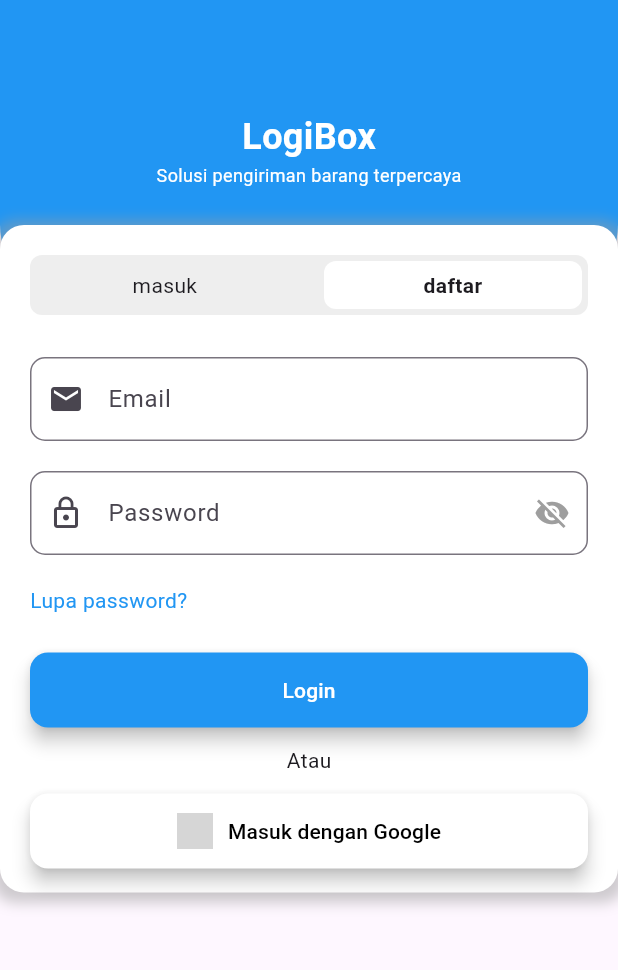
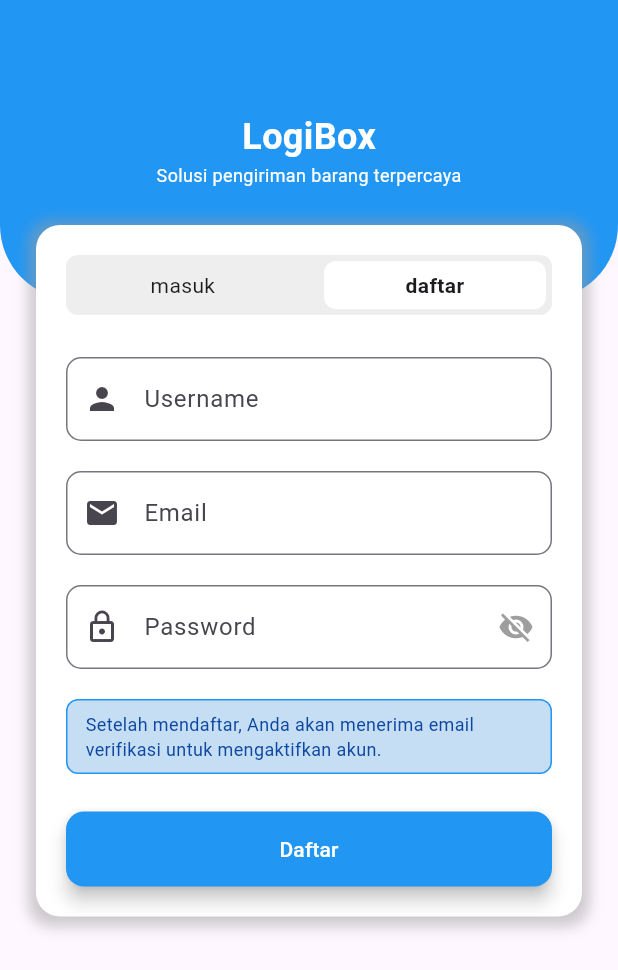
Before and after one commit to veswwaaa/ajiMashudi, a Flutter app: the screen it shows after launch, after a tap on "daftar", on a phone screen of 412 x 824 dp. Shown: the top 970 px of the screen. Run offline on Flutter 3.47's test engine with Material 3 defaults, Android fonts, the phone set to English and light mode, and no system bars; our stand-ins replace cloud_firestore, dotted_border, firebase_auth, firebase_core, firebase_database, go_router and 1 more; accounts and stored records are empty; network calls fail; grey boxes are pictures that could not be loaded.

Commit message:
FORM LOGIN REGIST KELAR DIKIT.

```diff
--- a/lib/screens/login_page_screen.dart
+++ b/lib/screens/login_page_screen.dart
@@ -4,6 +4,7 @@ import 'package:go_router/go_router.dart';
 import 'package:firebase_auth/firebase_auth.dart';
 import 'package:cloud_firestore/cloud_firestore.dart';
 import 'package:ajimashudi/providers/auth_provider.dart';
+import 'package:dotted_border/dotted_border.dart';
 
 class LoginPage extends StatefulWidget {
   const LoginPage({super.key});
@@ -22,6 +23,231 @@ class _LoginPageState extends State<LoginPage> {
     _usernameController.dispose();
     _passwordController.dispose();
     super.dispose();
+  }
+
+  // ======================= NEH FORM LOGIN NYOOOO !!!=====================
+  Widget _buildLoginForm() {
+    return Column(
+      children: [
+        SizedBox(height: 28),
+        TextField(
+          controller: _usernameController,
+          decoration: InputDecoration(
+            labelText: 'Email',
+            prefixIcon: Icon(Icons.email),
+            floatingLabelStyle: TextStyle(color: Colors.blue),
+            focusedBorder: OutlineInputBorder(
+              borderRadius: BorderRadius.circular(10),
+              borderSide: BorderSide(color: Colors.blue, width: 1.7),
+            ),
+            border: OutlineInputBorder(borderRadius: BorderRadius.circular(10)),
+          ),
+        ),
+        SizedBox(height: 20),
+        TextField(
+          controller: _passwordController,
+          obscureText: _obscurePassword,
+          decoration: InputDecoration(
+            floatingLabelStyle: TextStyle(color: Colors.blue),
+            labelText: 'Password',
+            prefixIcon: Icon(Icons.lock_outline),
+            suffixIcon: IconButton(
+              icon: Icon(
+                _obscurePassword ? Icons.visibility_off : Icons.visibility,
+                color: Colors.grey,
+              ),
+              onPressed: () {
+                setState(() {
+                  _obscurePassword = !_obscurePassword;
+                });
+              },
+            ),
+            focusedBorder: OutlineInputBorder(
+              borderRadius: BorderRadius.circular(10),
+              borderSide: BorderSide(color: Colors.blue, width: 1.7),
+            ),
+            border: OutlineInputBorder(borderRadius: BorderRadius.circular(10)),
+          ),
+        ),
+        SizedBox(height: 20),
+        Align(
+          alignment: Alignment.centerLeft,
+          child: Text('Lupa password?', style: TextStyle(color: Colors.blue)),
+        ),
+        SizedBox(height: 25),
+        ElevatedButton(
+          style: ElevatedButton.styleFrom(
+            fixedSize: const Size(400, 50),
+
+            shape: RoundedRectangleBorder(
+              borderRadius: BorderRadius.circular(12),
+            ),
+
+            backgroundColor: Colors.blue,
+            foregroundColor: Colors.white,
+
+            elevation: 5,
+          ),
+          onPressed: () async {
+            final login = await loginUser(
+              _usernameController.text,
+              _passwordController.text,
+            );
+            if (login['success'] == true) {
+              (['user', 'admin', 'driver'].contains(login['role']))
+                  ? context.go('/${login['role']}')
+                  : print('Unknown role');
+            } else {
+              print(login['error']);
+            }
+          },
+          child: Text('Login'),
+        ),
+        SizedBox(height: 12),
+
+        Text('Atau'),
+
+        SizedBox(height: 12),
+        ElevatedButton(
+          style: ElevatedButton.styleFrom(
+            fixedSize: const Size(400, 50),
+
+            shape: RoundedRectangleBorder(
+              borderRadius: BorderRadius.circular(12),
+            ),
+
+            backgroundColor: Colors.white,
+            foregroundColor: Colors.black,
+
+            elevation: 5,
+          ),
+          onPressed: () {
+            // HANDLE LOGIN GOOGLENYA DI SINI YA KEFIN
+          },
+          child: Row(
+            mainAxisSize: MainAxisSize.min,
+            children: [
+              Image.network(
+                'https://upload.wikimedia.org/wikipedia/commons/0/09/IOS_Google_icon.png',
+                height: 24,
+              ),
+              SizedBox(width: 10),
+              Text('Masuk dengan Google'),
+            ],
+          ),
+        ),
+      ],
+    );
+  }
+
+  //================== INIIII FORM REGIST NYOOOO !!!====================
+  Widget _buildRegisterForm() {
+    return Column(
+      children: [
+        SizedBox(height: 28),
+        TextField(
+          controller: _usernameController,
+          decoration: InputDecoration(
+            labelText: 'Username',
+            prefixIcon: Icon(Icons.person),
+            floatingLabelStyle: TextStyle(color: Colors.blue),
+            focusedBorder: OutlineInputBorder(
+              borderRadius: BorderRadius.circular(10),
+              borderSide: BorderSide(color: Colors.blue, width: 1.7),
+            ),
+            border: OutlineInputBorder(borderRadius: BorderRadius.circular(10)),
+          ),
+        ),
+
+        SizedBox(height: 20),
+        TextField(
+          controller: _usernameController,
+          decoration: InputDecoration(
+            labelText: 'Email',
+            prefixIcon: Icon(Icons.email),
+            floatingLabelStyle: TextStyle(color: Colors.blue),
+            focusedBorder: OutlineInputBorder(
+              borderRadius: BorderRadius.circular(10),
+              borderSide: BorderSide(color: Colors.blue, width: 1.7),
+            ),
+            border: OutlineInputBorder(borderRadius: BorderRadius.circular(10)),
+          ),
+        ),
+
+        SizedBox(height: 20),
+        TextField(
+          controller: _passwordController,
+          obscureText: _obscurePassword,
+          decoration: InputDecoration(
+            floatingLabelStyle: TextStyle(color: Colors.blue),
+            labelText: 'Password',
+            prefixIcon: Icon(Icons.lock_outline),
+            suffixIcon: IconButton(
+              icon: Icon(
+                _obscurePassword ? Icons.visibility_off : Icons.visibility,
+                color: Colors.grey,
+              ),
+              onPressed: () {
+                setState(() {
+                  _obscurePassword = !_obscurePassword;
+                });
+              },
+            ),
+            focusedBorder: OutlineInputBorder(
+              borderRadius: BorderRadius.circular(10),
+              borderSide: BorderSide(color: Colors.blue, width: 1.7),
+            ),
+            border: OutlineInputBorder(borderRadius: BorderRadius.circular(10)),
+          ),
+        ),
+
+        SizedBox(height: 20),
+        Container(
+          padding: EdgeInsets.only(top: 4, left: 12, right: 12,bottom: 4),
+          height: 50,
+          decoration: BoxDecoration(
+            color: const Color.fromARGB(255, 197, 222, 244),
+            borderRadius: BorderRadius.circular(8),
+            border: Border.all(color: Colors.blue),
+          ),
+          alignment: Alignment.centerLeft,
+          child: Text(
+            'Setelah mendaftar, Anda akan menerima email verifikasi untuk mengaktifkan akun.',
+            style: TextStyle(color: Colors.blue[900],fontSize: 12),
+
+          ),
+        ),
+        SizedBox(height: 25),
+        ElevatedButton(
+          style: ElevatedButton.styleFrom(
+            fixedSize: const Size(400, 50),
+
+            shape: RoundedRectangleBorder(
+              borderRadius: BorderRadius.circular(12),
+            ),
+
+            backgroundColor: Colors.blue,
+            foregroundColor: Colors.white,
+
+            elevation: 5,
+          ),
+          onPressed: () async {
+            final login = await loginUser(
+              _usernameController.text,
+              _passwordController.text,
+            );
+            if (login['success'] == true) {
+              (['user', 'admin', 'driver'].contains(login['role']))
+                  ? context.go('/${login['role']}')
+                  : print('Unknown role');
+            } else {
+              print(login['error']);
+            }
+          },
+          child: Text('Daftar'),
+        ),
+      ],
+    );
   }
 
   bool isLogin = true;
@@ -60,13 +286,16 @@ class _LoginPageState extends State<LoginPage> {
               ),
             ),
           ),
+
+          //==================INIIII CARDD NYOOO====================
           Align(
             alignment: Alignment.topCenter,
             child: Container(
               margin: EdgeInsets.only(top: 150),
+              padding: EdgeInsets.symmetric(horizontal: 24),
+              width: double.infinity,
+              child: Container(
                 padding: EdgeInsets.all(20),
-              width: 425,
-              height: 445,
                 decoration: BoxDecoration(
                   color: Colors.white,
                   borderRadius: BorderRadius.circular(16),
@@ -79,8 +308,9 @@ class _LoginPageState extends State<LoginPage> {
                     ),
                   ],
                 ),
+
                 child: Column(
-                mainAxisAlignment: MainAxisAlignment.start,
+                  mainAxisSize: MainAxisSize.min,
                   children: [
                     Container(
                       padding: EdgeInsets.all(4),
@@ -88,6 +318,7 @@ class _LoginPageState extends State<LoginPage> {
                         color: Colors.grey[200],
                         borderRadius: BorderRadius.circular(8),
                       ),
+                      //ini tab nyo ya kapin
                       child: Row(
                         children: [
                           Expanded(
@@ -148,129 +379,9 @@ class _LoginPageState extends State<LoginPage> {
                         ],
                       ),
                     ),
-                  SizedBox(height: 28),
-                  TextField(
-                    controller: _usernameController,
-                    decoration: InputDecoration(
-                      labelText: 'Email',
-                      prefixIcon: Icon(Icons.email,),
-                      floatingLabelStyle: TextStyle(color: Colors.blue),
-                      focusedBorder: OutlineInputBorder(
-                        borderRadius: BorderRadius.circular(10),
-                          borderSide: BorderSide(
-                          color: Colors.blue,
-                          width: 1.7
-                        ),
-                      ),
-                      border: OutlineInputBorder(
-                        borderRadius: BorderRadius.circular(10),
-                      ),
-                    ),
-                  ),
-                  SizedBox(height: 20),
-                  TextField(
-                    controller: _passwordController,
-                    obscureText: _obscurePassword,
-                    decoration: InputDecoration(
-                      floatingLabelStyle: TextStyle(color: Colors.blue),
-                      labelText: 'Password',
-                      prefixIcon: Icon(Icons.lock_outline,),
-                      suffixIcon: IconButton(
-                        icon: Icon(
-                          _obscurePassword
-                              ? Icons.visibility_off
-                              : Icons.visibility,
-                          color: Colors.grey,
-                        ),
-                        onPressed: () {
-                          setState(() {
-                            _obscurePassword = !_obscurePassword;
-                          });
-                        },
-                      ),
-                      focusedBorder: OutlineInputBorder(
-                        borderRadius: BorderRadius.circular(10),
-                          borderSide: BorderSide(
-                          color: Colors.blue,
-                          width: 1.7
-                        ),
-                      ),
-                      border: OutlineInputBorder(
-                        borderRadius: BorderRadius.circular(10),
-                      ),
-                    ),
-                  ),
-                  SizedBox(height: 20),
-                  Align(
-                    alignment: Alignment.centerLeft,
-                    child: Text(
-                      'Lupa password?',
-                      style: TextStyle(color: Colors.blue),
-                    ),
-                  ),
-                  SizedBox(height: 25),
-                  ElevatedButton(
-                    style: ElevatedButton.styleFrom(
-                      fixedSize: const Size(400, 50),
-
-                      shape: RoundedRectangleBorder(
-                        borderRadius: BorderRadius.circular(12),
-                      ),
-
-                      backgroundColor: Colors.blue,
-                      foregroundColor: Colors.white,
-
-                      elevation: 5,
-                    ),
-                    onPressed: () async {
-                      final login = await loginUser(
-                        _usernameController.text,
-                        _passwordController.text,
-                      );
-                      if (login['success'] == true) {
-                        (['user', 'admin', 'driver'].contains(login['role']))
-                            ? context.go('/${login['role']}')
-                            : print('Unknown role');
-                      } else {
-                        print(login['error']);
-                      }
-                    },
-                    child: Text('Login'),
-                  ),
-                  SizedBox(height: 12),
-
-                  Text('Atau'),
-
-                  SizedBox(height: 12),
-                  ElevatedButton(
-                    style: ElevatedButton.styleFrom(
-                      fixedSize: const Size(400, 50),
-
-                      shape: RoundedRectangleBorder(
-                        borderRadius: BorderRadius.circular(12),
-                      ),
-
-                      backgroundColor: Colors.white,
-                      foregroundColor: Colors.black,
-
-                      elevation: 5,
-                    ),
-                    onPressed: () {
-                      // Handle Google sign-in
-                    },
-                    child: Row(
-                      mainAxisSize: MainAxisSize.min,
-                      children: [
-                        Image.network(
-                          'https://upload.wikimedia.org/wikipedia/commons/0/09/IOS_Google_icon.png',
-                          height: 24,
-                        ),
-                        SizedBox(width: 10),
-                        Text('Masuk dengan Google'),
+                    isLogin ? _buildLoginForm() : _buildRegisterForm(),
                   ],
                 ),
-                  ),
-                ],
               ),
             ),
           ),
--- a/pubspec.yaml
+++ b/pubspec.yaml
@@ -43,6 +43,7 @@ dependencies:
   free_map: ^2.1.0
   location: ^8.0.1
   firebase_database: ^12.1.2
+  dotted_border: ^2.1.0
 
 dev_dependencies:
   flutter_test:
```
Also changed, not shown: pubspec.lock. Lines whose indentation alone changed are shown as unchanged.
